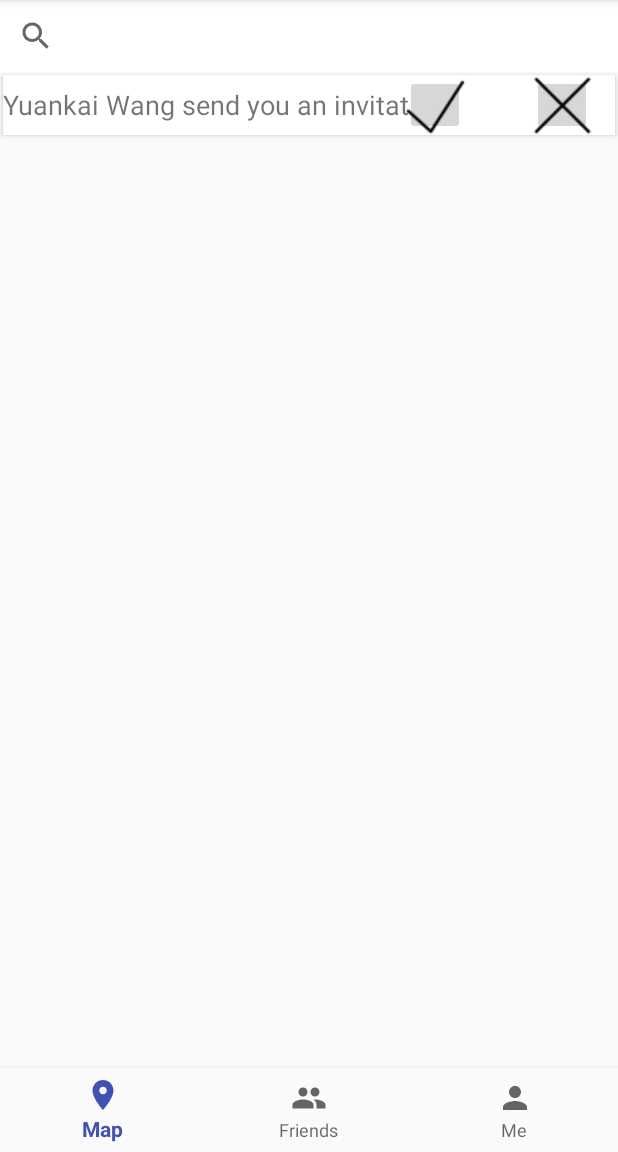
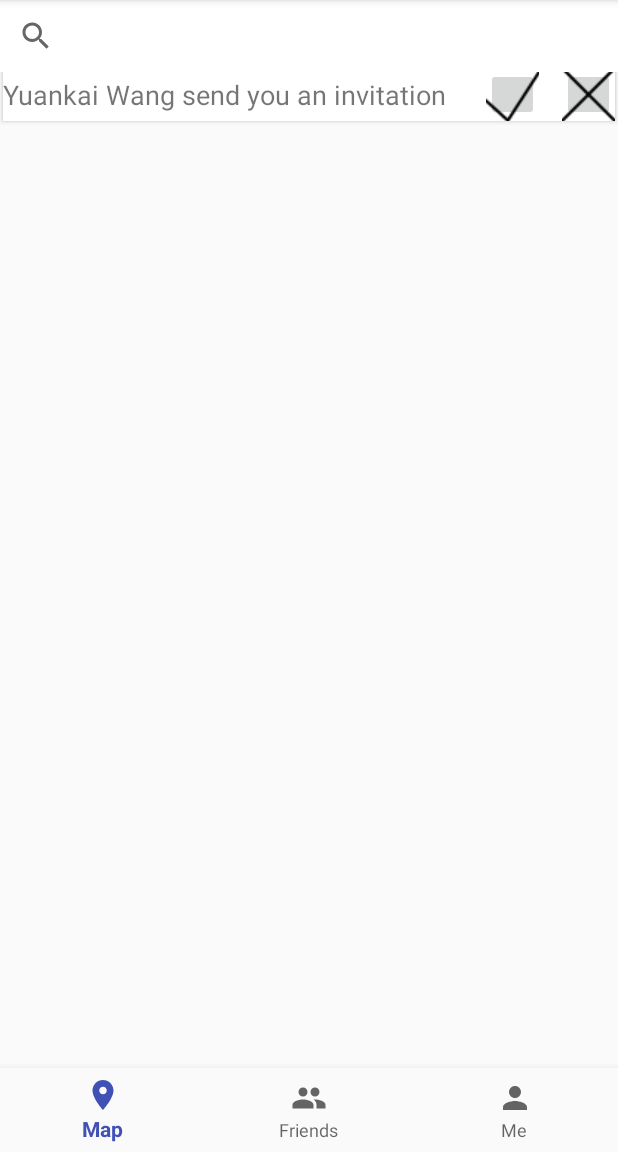
Before and after one commit to LlGOuDaN/WUT2EAT29, an Android app: the screen it shows after launch (MapsActivity), in the options menu, after a tap on "Invitation", on a phone screen of 412 x 824 dp, the part 84-1236 px from its top. Run offline under Robolectric (Android 15) with nearby library versions, the phone set to English and light mode, and no system bars.

Commit message:
changed the invitation name card layout
Start a vote view need to be done, but it should be easy.

```diff
--- a/Project/app/src/main/res/layout/invitation_view.xml
+++ b/Project/app/src/main/res/layout/invitation_view.xml
@@ -22,20 +22,19 @@
 
         <ImageButton
             android:id="@+id/imageButtonYes"
-            android:layout_width="40dp"
-            android:layout_height="40dp"
-            android:layout_alignParentEnd="true"
-            android:layout_centerVertical="true"
-            android:layout_marginEnd="100dp"
+            android:layout_width="35dp"
+            android:layout_height="35dp"
+            android:layout_alignParentTop="true"
+            android:layout_marginEnd="15dp"
+            android:layout_toStartOf="@+id/imageButtonNo"
             app:srcCompat="@drawable/icons8_checkmark_50" />
 
         <ImageButton
             android:id="@+id/imageButtonNo"
-            android:layout_width="40dp"
-            android:layout_height="40dp"
+            android:layout_width="35dp"
+            android:layout_height="35dp"
             android:layout_alignParentEnd="true"
-            android:layout_centerVertical="true"
-            android:layout_marginEnd="15dp"
+            android:layout_alignParentTop="true"
             app:srcCompat="@drawable/icons8_delete_50" />
 
     </RelativeLayout>
```
